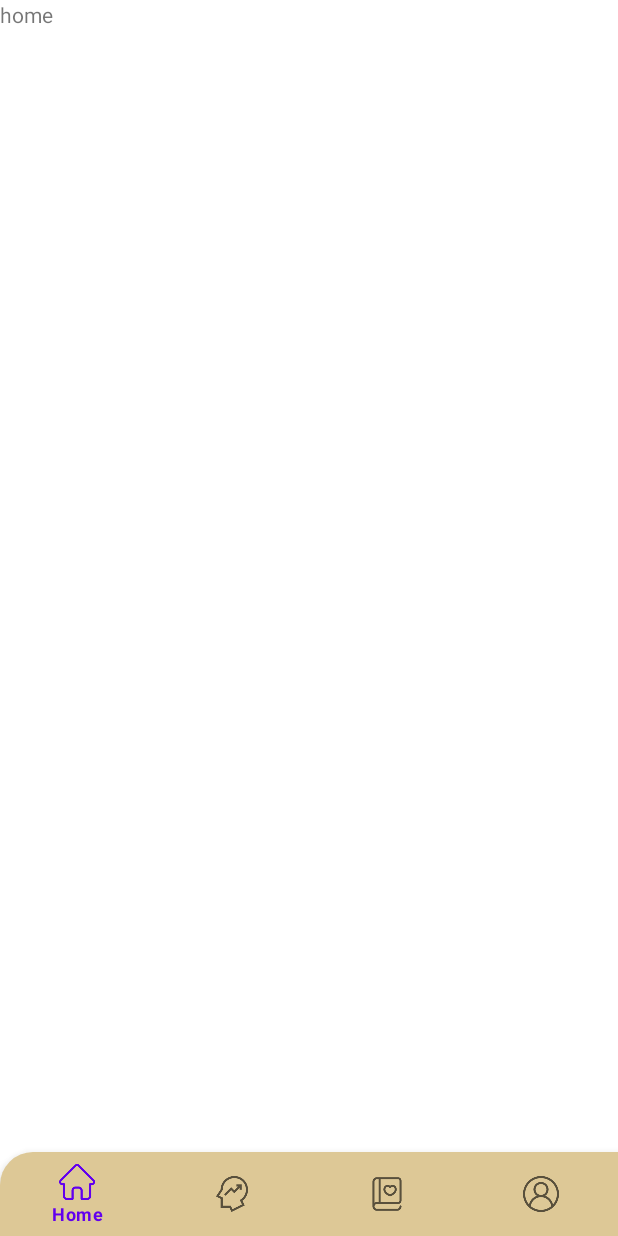
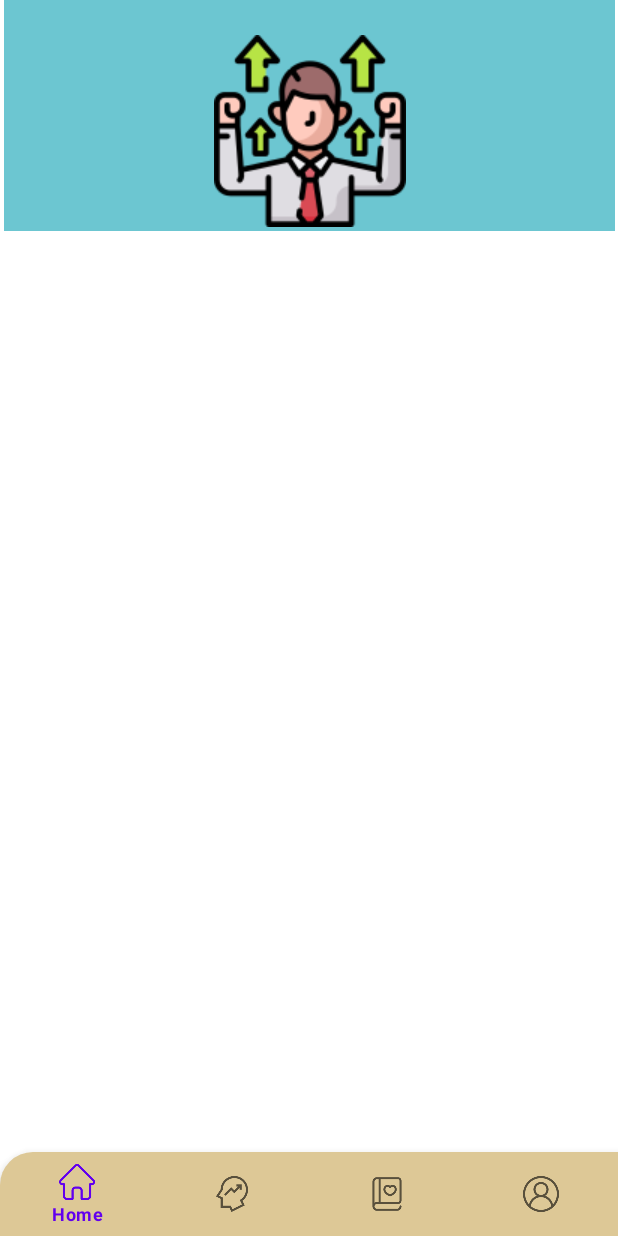
Before and after one commit to ozancanguz/Motivate-Me-App, an Android app: the screen it shows after launch once a user with an empty profile is signed in (MainActivity), on a phone screen of 412 x 824 dp. Run offline under Robolectric (Android 15) with nearby library versions, the phone set to English and light mode, and no system bars; our stand-ins replace Firebase (no records; nobody signed in at launch, a user with empty details on screens opened directly), navigation-ui.

Commit message:
-Home fragment image slider added

```diff
--- a/app/build.gradle
+++ b/app/build.gradle
@@ -52,7 +52,7 @@ dependencies {
     // Import the Firebase BoM
     implementation platform('com.google.firebase:firebase-bom:31.1.1')
 
-
+    implementation 'androidx.viewpager2:viewpager2:1.1.0-alpha01'
     // TODO: Add the dependencies for Firebase products you want to use
     // When using the BoM, don't specify versions in Firebase dependencies
     implementation 'com.google.firebase:firebase-analytics'
--- /dev/null
+++ b/app/src/main/java/com/ozancanguz/motivate_me_app/data/adapter/ImageSliderAdapter.kt
@@ -0,0 +1,28 @@
+package com.ozancanguz.motivate_me_app.data.adapter
+
+import android.view.LayoutInflater
+import android.view.View
+import android.view.ViewGroup
+import android.widget.ImageView
+import androidx.recyclerview.widget.RecyclerView
+import com.ozancanguz.motivate_me_app.R
+
+class ImageSliderAdapter(private val images: List<Int>) : RecyclerView.Adapter<ImageSliderAdapter.ImageViewHolder>() {
+
+    inner class ImageViewHolder(itemView: View) : RecyclerView.ViewHolder(itemView) {
+        val imageView: ImageView = itemView.findViewById(R.id.image_view)
+    }
+
+    override fun onCreateViewHolder(parent: ViewGroup, viewType: Int): ImageViewHolder {
+        val view = LayoutInflater.from(parent.context).inflate(R.layout.item_image_slider, parent, false)
+        return ImageViewHolder(view)
+    }
+
+    override fun onBindViewHolder(holder: ImageViewHolder, position: Int) {
+        holder.imageView.setImageResource(images[position])
+    }
+
+    override fun getItemCount(): Int {
+        return images.size
+    }
+}
--- a/app/src/main/java/com/ozancanguz/motivate_me_app/ui/home/HomeFragment.kt
+++ b/app/src/main/java/com/ozancanguz/motivate_me_app/ui/home/HomeFragment.kt
@@ -6,6 +6,7 @@ import android.view.LayoutInflater
 import android.view.View
 import android.view.ViewGroup
 import com.ozancanguz.motivate_me_app.R
+import com.ozancanguz.motivate_me_app.data.adapter.ImageSliderAdapter
 import com.ozancanguz.motivate_me_app.databinding.FragmentHomeBinding
 
 
@@ -21,9 +22,13 @@ class HomeFragment : Fragment() {
         savedInstanceState: Bundle?
     ): View? {
         // Inflate the layout for this fragment
-          _binding = FragmentHomeBinding.inflate(inflater, container, false)
+        _binding = FragmentHomeBinding.inflate(inflater, container, false)
         val view = binding.root
 
+
+        val viewPager=binding.viewPager
+        val adapter = ImageSliderAdapter(listOf(R.drawable.go1, R.drawable.go2, R.drawable.go3,R.drawable.go4))
+        viewPager.adapter = adapter
 
         return view
     }
--- a/app/src/main/res/layout/fragment_home.xml
+++ b/app/src/main/res/layout/fragment_home.xml
@@ -3,12 +3,16 @@
     xmlns:tools="http://schemas.android.com/tools"
     android:layout_width="match_parent"
     android:layout_height="match_parent"
+    xmlns:app="http://schemas.android.com/apk/res-auto"
     tools:context=".ui.home.HomeFragment">
 
-    <!-- TODO: Update blank fragment layout -->
-    <TextView
-        android:layout_width="match_parent"
-        android:layout_height="match_parent"
-     android:text="home" />
+    <androidx.viewpager2.widget.ViewPager2
+        android:id="@+id/view_pager"
+        android:layout_width="407dp"
+        android:layout_height="154dp"
+        android:background="#6CC6D1"
+        app:layout_constraintEnd_toEndOf="parent"
+        app:layout_constraintStart_toStartOf="parent"
+        app:layout_constraintTop_toTopOf="parent" />
 
 </androidx.constraintlayout.widget.ConstraintLayout>
--- /dev/null
+++ b/app/src/main/res/layout/fragment_home2.xml
@@ -0,0 +1,14 @@
+<?xml version="1.0" encoding="utf-8"?>
+<FrameLayout xmlns:android="http://schemas.android.com/apk/res/android"
+    xmlns:tools="http://schemas.android.com/tools"
+    android:layout_width="match_parent"
+    android:layout_height="match_parent"
+    tools:context=".ui.home.HomeFragment">
+
+    <!-- TODO: Update blank fragment layout -->
+    <TextView
+        android:layout_width="match_parent"
+        android:layout_height="match_parent"
+        android:text="@string/hello_blank_fragment" />
+
+</FrameLayout>
--- /dev/null
+++ b/app/src/main/res/layout/item_image_slider.xml
@@ -0,0 +1,16 @@
+<?xml version="1.0" encoding="utf-8"?>
+<androidx.constraintlayout.widget.ConstraintLayout xmlns:android="http://schemas.android.com/apk/res/android"
+    android:layout_width="match_parent"
+    android:layout_height="match_parent">
+
+
+    <ImageView
+        android:id="@+id/image_view"
+        android:layout_width="match_parent"
+        android:layout_height="match_parent"
+        android:scaleType="centerInside"
+        android:maxWidth="500dp"
+        android:maxHeight="500dp"
+        android:layout_marginTop="20dp"/>
+
+</androidx.constraintlayout.widget.ConstraintLayout>
```
Also changed, not shown: app/src/main/res/drawable/go1.png (added), app/src/main/res/drawable/go2.png (added), app/src/main/res/drawable/go3.png (added), app/src/main/res/drawable/go4.png (added), app/src/main/res/drawable/motivation1.png (deleted), app/src/main/res/drawable/motivation3.png (deleted), app/src/main/res/drawable/motivation4.png (deleted), 1 other file.
